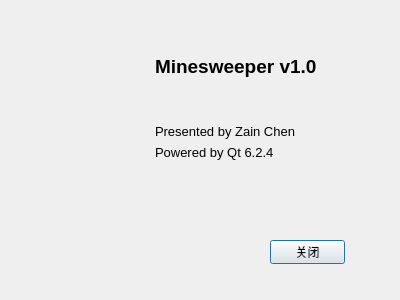
ZainChenDev/Minesweeper, file sources/about_dialog.ui: the form before one commit.
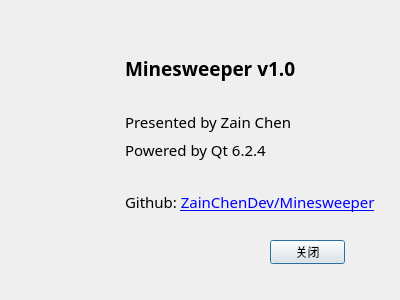
The form after the commit.

Commit message: Add Github link.

```diff
--- a/sources/about_dialog.ui
+++ b/sources/about_dialog.ui
@@ -40,12 +40,20 @@
   <widget class="QTextBrowser" name="textBrowser">
    <property name="geometry">
     <rect>
-     <x>150</x>
+     <x>120</x>
      <y>50</y>
-     <width>221</width>
+     <width>271</width>
      <height>181</height>
     </rect>
    </property>
+   <property name="font">
+    <font>
+     <family>Calibri Light</family>
+     <pointsize>9</pointsize>
+     <italic>false</italic>
+     <bold>false</bold>
+    </font>
+   </property>
    <property name="styleSheet">
     <string notr="true">background-color: rgba(255, 255, 255, 0);
 font: 900 10pt &quot;Arial Black&quot;;</string>
@@ -63,12 +71,13 @@
     <string>&lt;!DOCTYPE HTML PUBLIC &quot;-//W3C//DTD HTML 4.0//EN&quot; &quot;http://www.w3.org/TR/REC-html40/strict.dtd&quot;&gt;
 &lt;html&gt;&lt;head&gt;&lt;meta name=&quot;qrichtext&quot; content=&quot;1&quot; /&gt;&lt;meta charset=&quot;utf-8&quot; /&gt;&lt;style type=&quot;text/css&quot;&gt;
 p, li { white-space: pre-wrap; }
-&lt;/style&gt;&lt;/head&gt;&lt;body style=&quot; font-family:'Arial Black'; font-size:10pt; font-weight:900; font-style:normal;&quot;&gt;
-&lt;p style=&quot; margin-top:6px; margin-bottom:6px; margin-left:0px; margin-right:0px; -qt-block-indent:0; text-indent:0px;&quot;&gt;&lt;span style=&quot; font-family:'Microsoft YaHei UI'; font-size:14pt; font-weight:700;&quot;&gt;Minesweeper v1.0&lt;/span&gt;&lt;/p&gt;
-&lt;p style=&quot;-qt-paragraph-type:empty; margin-top:6px; margin-bottom:6px; margin-left:0px; margin-right:0px; -qt-block-indent:0; text-indent:0px; font-family:'Microsoft YaHei UI'; font-size:9pt; font-weight:400;&quot;&gt;&lt;br /&gt;&lt;/p&gt;
-&lt;p style=&quot;-qt-paragraph-type:empty; margin-top:6px; margin-bottom:6px; margin-left:0px; margin-right:0px; -qt-block-indent:0; text-indent:0px; font-family:'Microsoft YaHei UI'; font-size:9pt; font-weight:400;&quot;&gt;&lt;br /&gt;&lt;/p&gt;
-&lt;p style=&quot; margin-top:6px; margin-bottom:6px; margin-left:0px; margin-right:0px; -qt-block-indent:0; text-indent:0px;&quot;&gt;&lt;span style=&quot; font-family:'Microsoft YaHei UI'; font-weight:400;&quot;&gt;Presented by Zain Chen&lt;/span&gt;&lt;/p&gt;
-&lt;p style=&quot; margin-top:6px; margin-bottom:6px; margin-left:0px; margin-right:0px; -qt-block-indent:0; text-indent:0px;&quot;&gt;&lt;span style=&quot; font-family:'Microsoft YaHei UI'; font-weight:400;&quot;&gt;Powered by Qt 6.2.4&lt;/span&gt;&lt;/p&gt;&lt;/body&gt;&lt;/html&gt;</string>
+&lt;/style&gt;&lt;/head&gt;&lt;body style=&quot; font-family:'Calibri Light'; font-size:9pt; font-weight:300; font-style:normal;&quot;&gt;
+&lt;p style=&quot; margin-top:6px; margin-bottom:6px; margin-left:0px; margin-right:0px; -qt-block-indent:0; text-indent:0px;&quot;&gt;&lt;span style=&quot; font-size:14pt; font-weight:700;&quot;&gt;Minesweeper v1.0&lt;/span&gt;&lt;/p&gt;
+&lt;p style=&quot;-qt-paragraph-type:empty; margin-top:6px; margin-bottom:6px; margin-left:0px; margin-right:0px; -qt-block-indent:0; text-indent:0px; font-weight:400;&quot;&gt;&lt;br /&gt;&lt;/p&gt;
+&lt;p style=&quot; margin-top:6px; margin-bottom:6px; margin-left:0px; margin-right:0px; -qt-block-indent:0; text-indent:0px;&quot;&gt;&lt;span style=&quot; font-size:11pt; font-weight:400;&quot;&gt;Presented by Zain Chen&lt;/span&gt;&lt;/p&gt;
+&lt;p style=&quot; margin-top:6px; margin-bottom:6px; margin-left:0px; margin-right:0px; -qt-block-indent:0; text-indent:0px;&quot;&gt;&lt;span style=&quot; font-size:11pt; font-weight:400;&quot;&gt;Powered by Qt 6.2.4&lt;/span&gt;&lt;/p&gt;
+&lt;p style=&quot;-qt-paragraph-type:empty; margin-top:6px; margin-bottom:6px; margin-left:0px; margin-right:0px; -qt-block-indent:0; text-indent:0px; font-size:10pt; font-weight:400;&quot;&gt;&lt;br /&gt;&lt;/p&gt;
+&lt;p style=&quot; margin-top:6px; margin-bottom:6px; margin-left:0px; margin-right:0px; -qt-block-indent:0; text-indent:0px;&quot;&gt;&lt;span style=&quot; font-size:11pt; font-weight:400;&quot;&gt;Github: &lt;/span&gt;&lt;a href=&quot;https://github.com/ZainChenDev/Minesweeper&quot;&gt;&lt;span style=&quot; font-size:11pt; text-decoration: underline; color:#0000ff;&quot;&gt;ZainChenDev/Minesweeper&lt;/span&gt;&lt;/a&gt;&lt;/p&gt;&lt;/body&gt;&lt;/html&gt;</string>
    </property>
   </widget>
  </widget>
```
Left out of the diff: 4 changed lines with no effect on the pictures. The commit also changes 1 other file.
